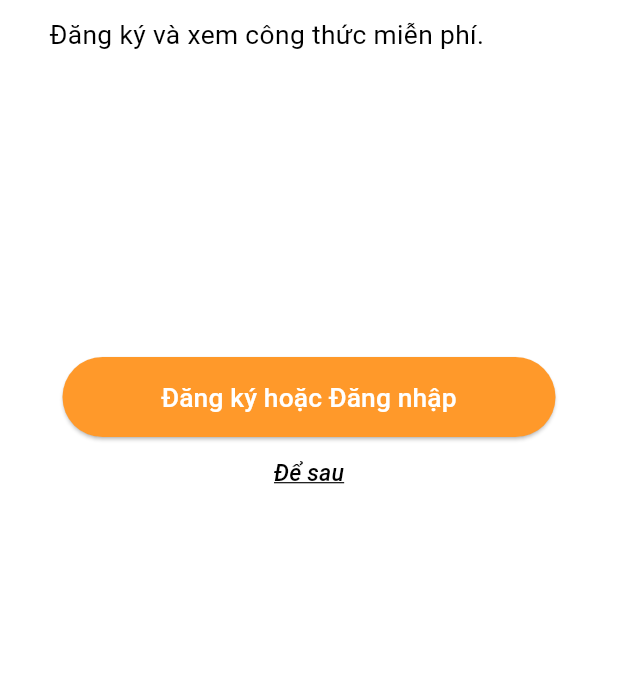
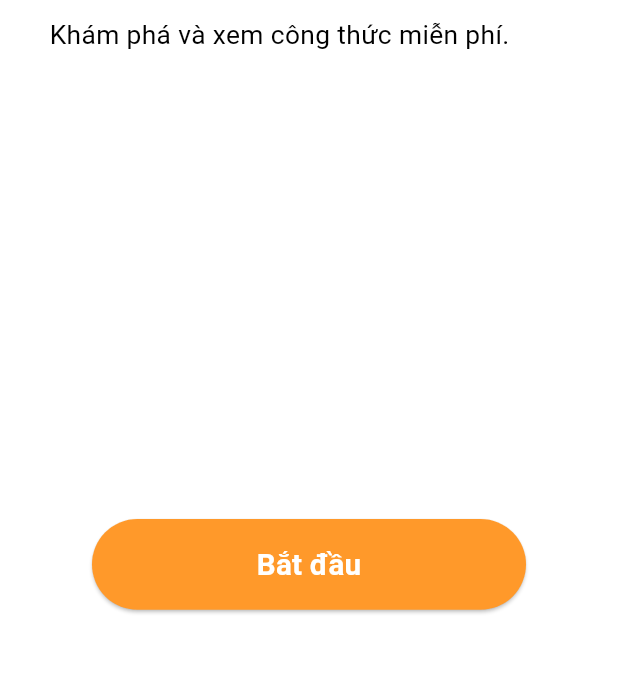
Before and after one commit to NguyenHongQuan1208/cookpad, a Flutter app: the screen it shows after launch, on a phone screen of 412 x 824 dp, the part 535-1208 px from its top. Run offline on Flutter 3.47's test engine with Material 3 defaults, Android fonts, the light colour scheme and no system bars; our stand-ins replace delightful_toast, flutter_form_builder, flutter_hooks, flutter_riverpod, form_builder_validators, go_router and 2 more; missing offline and left inert: flutter_config; accounts and stored records are empty.

Commit message:
shell route

```diff
--- a/lib/main.dart
+++ b/lib/main.dart
@@ -39,7 +39,10 @@ class MyApp extends ConsumerWidget {
     final session = authState.value;
     final isLoggedIn = session != null;
 
-    final router = createRouter(isOnboardShown, isLoggedIn);
+    final router = createRouter(
+      isOnboardShown: isOnboardShown,
+      isLoggedIn: isLoggedIn,
+    );
 
     return MaterialApp.router(
       routerConfig: router,
--- a/lib/navigation/app_router.dart
+++ b/lib/navigation/app_router.dart
@@ -1,6 +1,6 @@
-import 'package:cooking_pad/main.dart';
 import 'package:cooking_pad/screens/home/home_screen.dart';
 import 'package:cooking_pad/screens/onboard/onboarding_screen.dart';
+import 'package:cooking_pad/screens/personal_screen.dart';
 import 'package:cooking_pad/screens/sign_In/sign_in_screen.dart';
 import 'package:cooking_pad/screens/register/register_screen.dart';
 import 'package:cooking_pad/navigation/route_names.dart';
@@ -58,7 +58,10 @@ class SlideRouteTransition extends CustomTransitionPage<void> {
        );
 }
 
-GoRouter createRouter(bool isOnboardShown, bool isLoggedIn) {
+GoRouter createRouter({
+  required bool isOnboardShown,
+  required bool isLoggedIn,
+}) {
   String initialRoute;
 
   if (!isOnboardShown) {
@@ -74,20 +77,74 @@ GoRouter createRouter(bool isOnboardShown, bool isLoggedIn) {
     routes: [
       GoRoute(
         path: Routes.onboarding,
-        pageBuilder: (context, state) => state.slidePage(const OnboardScreen()),
+        pageBuilder: (context, state) => state.slidePage(
+          const OnboardScreen(),
+          direction: SlideDirection.right,
+        ),
       ),
-      GoRoute(
-        path: Routes.home,
-        pageBuilder: (context, state) => state.slidePage(HomeScreen()),
-      ),
+
       GoRoute(
         path: Routes.signin,
-        pageBuilder: (context, state) => state.slidePage(SignInScreen()),
+        pageBuilder: (context, state) =>
+            state.slidePage(SignInScreen(), direction: SlideDirection.right),
       ),
+
       GoRoute(
         path: Routes.register,
-        pageBuilder: (context, state) =>
-            state.slidePage(const RegisterScreen()),
+        pageBuilder: (context, state) => state.slidePage(
+          const RegisterScreen(),
+          direction: SlideDirection.right,
+        ),
+      ),
+
+      // ===== SHELL ROUTE FOR BOTTOM TAB =====
+      ShellRoute(
+        builder: (context, state, child) {
+          final currentUrl = state.uri.toString();
+
+          int getCurrentIndex() {
+            if (currentUrl == Routes.home) return 0;
+            if (currentUrl == Routes.personal) return 1;
+            return 0;
+          }
+
+          return Scaffold(
+            body: child,
+            bottomNavigationBar: BottomNavigationBar(
+              currentIndex: getCurrentIndex(),
+              onTap: (i) {
+                if (i == 0) {
+                  context.go(Routes.home);
+                } else {
+                  context.go(Routes.personal);
+                }
+              },
+              items: const [
+                BottomNavigationBarItem(icon: Icon(Icons.home), label: 'Home'),
+                BottomNavigationBarItem(
+                  icon: Icon(Icons.person),
+                  label: 'Personal',
+                ),
+              ],
+            ),
+          );
+        },
+
+        routes: [
+          GoRoute(
+            path: Routes.home,
+            pageBuilder: (context, state) =>
+                state.slidePage(HomeScreen(), direction: SlideDirection.right),
+          ),
+
+          GoRoute(
+            path: Routes.personal,
+            pageBuilder: (context, state) => state.slidePage(
+              PersonalScreen(),
+              direction: SlideDirection.right,
+            ),
+          ),
+        ],
       ),
     ],
   );
--- a/lib/navigation/route_names.dart
+++ b/lib/navigation/route_names.dart
@@ -7,4 +7,5 @@ class Routes {
   static const signin = '/signin';
   static const home = '/home';
   static const onboarding = '/onboarding';
+  static const personal = '/personal';
 }
--- a/lib/screens/onboard/onboarding_screen.dart
+++ b/lib/screens/onboard/onboarding_screen.dart
@@ -1,9 +1,7 @@
 import 'package:cooking_pad/config/image_paths.dart';
-import 'package:cooking_pad/navigation/route_names.dart';
 import 'package:cooking_pad/providers/storage/storage_provider.dart';
 import 'package:flutter/material.dart';
 import 'package:flutter_riverpod/flutter_riverpod.dart';
-import 'package:go_router/go_router.dart';
 import 'package:cooking_pad/config/dimens.dart';
 
 class OnboardScreen extends ConsumerWidget {
@@ -36,7 +34,6 @@ class OnboardScreen extends ConsumerWidget {
                 fontSize: context.font(26),
                 fontWeight: FontWeight.bold,
               ),
-              textAlign: TextAlign.left,
             ),
           ),
 
@@ -45,54 +42,37 @@ class OnboardScreen extends ConsumerWidget {
           Padding(
             padding: EdgeInsets.symmetric(horizontal: context.w(30)),
             child: Text(
-              'Đăng ký và xem công thức miễn phí.',
+              'Khám phá và xem công thức miễn phí.',
               style: textTheme.bodyMedium?.copyWith(fontSize: context.font(16)),
-              textAlign: TextAlign.left,
             ),
           ),
 
-          SizedBox(height: context.h(200)),
+          Spacer(), // đẩy nút xuống cuối màn hình
 
           Center(
-            child: Column(
-              children: [
-                ElevatedButton(
-                  onPressed: () {
+            child: ElevatedButton(
+              onPressed: () async {
                 ref.read(storageProvider.notifier).setShown();
-                    context.push(Routes.signin);
               },
               style: ElevatedButton.styleFrom(
                 padding: EdgeInsets.symmetric(
-                      horizontal: context.w(60),
-                      vertical: context.h(14),
+                  horizontal: context.w(100),
+                  vertical: context.h(16),
                 ),
                 backgroundColor: colorScheme.primary,
               ),
               child: Text(
-                    'Đăng ký hoặc Đăng nhập',
+                'Bắt đầu',
                 style: TextStyle(
-                      fontSize: context.font(16),
+                  fontSize: context.font(18),
                   color: colorScheme.onPrimary,
+                  fontWeight: FontWeight.bold,
                 ),
               ),
             ),
-                TextButton(
-                  onPressed: () {
-                    ref.read(storageProvider.notifier).setShown();
-                  },
-                  child: Text(
-                    'Để sau',
-                    style: TextStyle(
-                      fontSize: context.font(14),
-                      color: textTheme.bodyMedium?.color,
-                      fontStyle: FontStyle.italic,
-                      decoration: TextDecoration.underline,
           ),
-                  ),
-                ),
-              ],
-            ),
-          ),
+
+          SizedBox(height: context.h(60)),
         ],
       ),
     );
```
Also changed, not shown: lib/screens/home/home_screen.dart (+30 -35 lines), lib/screens/personal_screen.dart (added, +18 -0 lines), lib/screens/save/save_tab.dart (deleted, +0 -10 lines), lib/screens/search/search_tab.dart (deleted, +0 -36 lines). Lines whose indentation alone changed are shown as unchanged.
